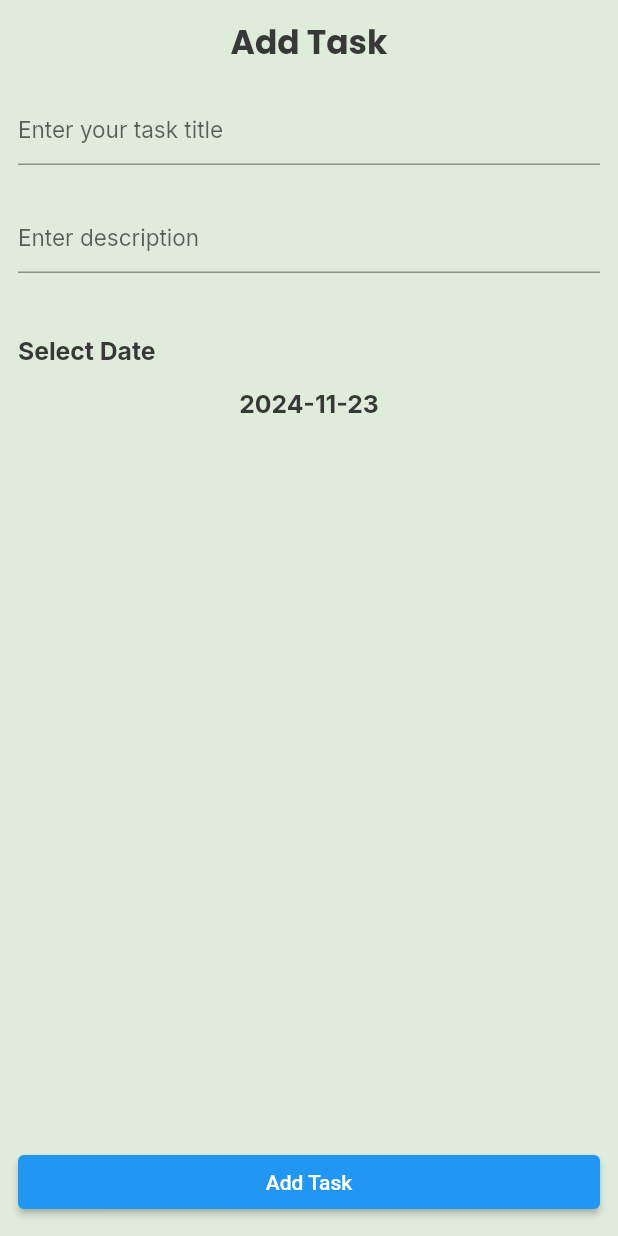
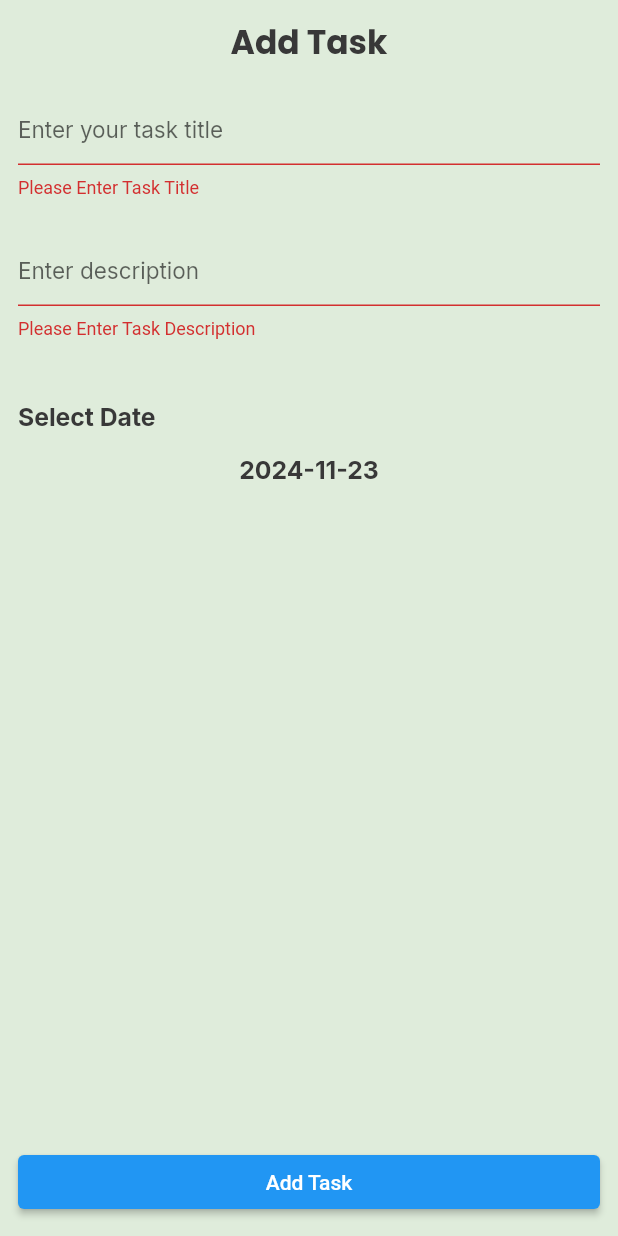
Before and after one commit to ZiadMostafa22/To-Do, a Flutter app: the TaskBottomSheet widget shown alone on an empty page, opened directly, after a tap on "Add Task", on a phone screen of 412 x 824 dp. Run offline on Flutter 3.47's test engine with Material 3 defaults, Android fonts, the phone set to English and light mode, and no system bars; our stand-ins replace cloud_firestore, easy_date_timeline, firebase_core, flutter_screenutil, flutter_slidable, google_fonts; accounts and stored records are empty.

Commit message:
+Delete +Edit

```diff
--- a/lib/core/utils/string_manager.dart
+++ b/lib/core/utils/string_manager.dart
@@ -2,6 +2,7 @@ class StringManager
 {
   static const String listLabel = 'Tasks';
   static const String settingsLabel = 'Settings';
+  static const String editTask = 'Edit Task';
 
 
 
--- a/lib/presentation/screens/home/tabs/tasks_tab/task_bottom_sheet/task_bottom_sheet.dart
+++ b/lib/presentation/screens/home/tabs/tasks_tab/task_bottom_sheet/task_bottom_sheet.dart
@@ -3,6 +3,7 @@ import 'package:flutter/material.dart';
 import 'package:intl/intl.dart'; // Import the intl package
 import 'package:todo/core/utils/app_styles.dart';
 import 'package:todo/databsae_manager/model/todo_dm.dart';
+
 
 class TaskBottomSheet extends StatefulWidget {
   TaskBottomSheet({super.key});
@@ -18,6 +19,8 @@ class _TaskBottomSheetState extends State<TaskBottomSheet> {
 
   TextEditingController titleController = TextEditingController();
   TextEditingController descriptionController = TextEditingController();
+  GlobalKey<FormState> formKey = GlobalKey(); // Single Form key
+
 
   @override
   Widget build(BuildContext context) {
@@ -31,43 +34,66 @@ class _TaskBottomSheetState extends State<TaskBottomSheet> {
             style: AppLightStyles.appBarTextStyle,
             textAlign: TextAlign.center,
           ),
-          SizedBox(
-            height: 5,
-          ),
+          SizedBox(height: 5),
+          Form(
+            key: formKey, // Single Form wrapping both fields
+            child: Column(
+              children: [
                 Padding(
                   padding: const EdgeInsets.symmetric(vertical: 12),
                   child: TextFormField(
+                    validator: (input) {
+                      if (input == null || input.trim().isEmpty) {
+                        return 'Please Enter Task Title';
+                      }
+                      if (input.length < 6 )
+                        {
+                          return 'Sorry, Title Must be 6 characters';
+                        }
+                      return null;
+                    },
                     controller: titleController,
-              decoration: InputDecoration(hintText: 'Enter your task title'),
+                    decoration:InputDecoration(
+                      hintText: 'Enter your task title',
+                    ),
                     style: AppLightStyles.hintStyle,
                   ),
                 ),
                 Padding(
                   padding: const EdgeInsets.symmetric(vertical: 12),
                   child: TextFormField(
+                    validator: (input) {
+                      if (input == null || input.trim().isEmpty) {
+                        return 'Please Enter Task Description';
+                      }
+                      if (input.length < 6 )
+                      {
+                        return 'Sorry, Description Must be 6 characters';
+                      }
+                      return null;
+                    },
                     controller: descriptionController,
-              decoration: InputDecoration(hintText: 'Enter description'),
+                    decoration: const InputDecoration(
+                      hintText: 'Enter description',
+                    ),
                     style: AppLightStyles.hintStyle,
                   ),
                 ),
-          SizedBox(
-            height: 30,
+              ],
             ),
+          ),
+          SizedBox(height: 30),
           Text(
             'Select Date',
             style: AppLightStyles.dateLabel,
           ),
-          SizedBox(
-            height: 15,
-          ),
+          SizedBox(height: 15),
           InkWell(
             onTap: () {
               showTaskDatePicker(context);
             },
             child: Text(
-              // Format the selectedDate to a readable string
               DateFormat('yyyy-MM-dd').format(selectedDate),
-              // This formats the date
               textAlign: TextAlign.center,
               style: AppLightStyles.datePicker,
             ),
@@ -90,12 +116,15 @@ class _TaskBottomSheetState extends State<TaskBottomSheet> {
       context: context,
       firstDate: DateTime.now(),
       lastDate: DateTime(2100),
-    ) ?? selectedDate;
+    ) ??
+        selectedDate;
 
     setState(() {});
   }
 
   void addTasktoFirestore() {
+    if (formKey.currentState?.validate() == false) return;
+
     CollectionReference collectionReference =
     FirebaseFirestore.instance.collection(TodoDM.collectionName);
     DocumentReference documentReference = collectionReference.doc();
@@ -107,14 +136,18 @@ class _TaskBottomSheetState extends State<TaskBottomSheet> {
       isDone: false,
     );
 
-    documentReference.set(todo.toFireStore()).then((_) {
-
-    },).onError((error, stackTrace) {
-
-    },).timeout(Duration(milliseconds: 500), onTimeout: () {
+    documentReference.set(todo.toFireStore()).then(
+          (_) {},
+    ).onError(
+          (error, stackTrace) {},
+    ).timeout(
+      Duration(milliseconds: 500),
+      onTimeout: () {
         if (mounted) {
           Navigator.pop(context);
+
         }
-    },);
+      },
+    );
   }
 }
```
Also changed, not shown: lib/core/utils/routes_manager.dart (+8 -0 lines), lib/databsae_manager/functions.dart (added, +19 -0 lines), lib/presentation/screens/home/tabs/edit_screen.dart (added, +164 -0 lines), lib/presentation/screens/home/tabs/tasks_tab/Task_Item.dart (+20 -3 lines), lib/presentation/screens/home/tabs/tasks_tab/task_bottom_sheet/Widgets/TextFields.dart (+23 -20 lines), lib/presentation/screens/home/tabs/tasks_tab/tasks_tab.dart (+7 -3 lines). Lines whose indentation alone changed are shown as unchanged.
